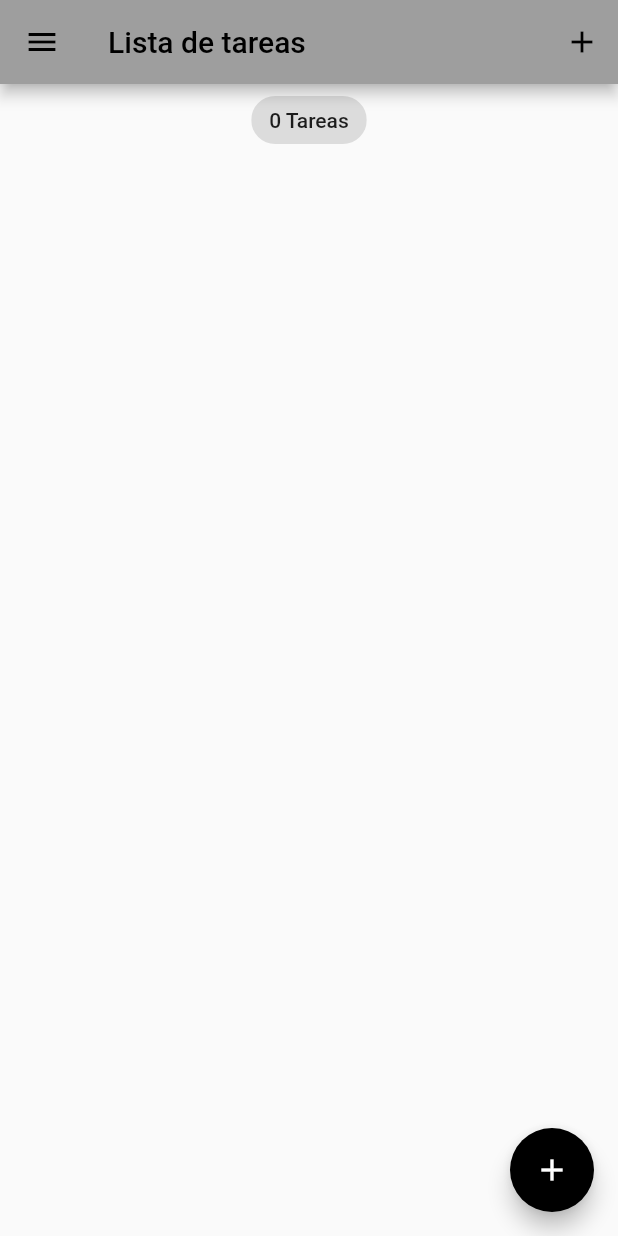
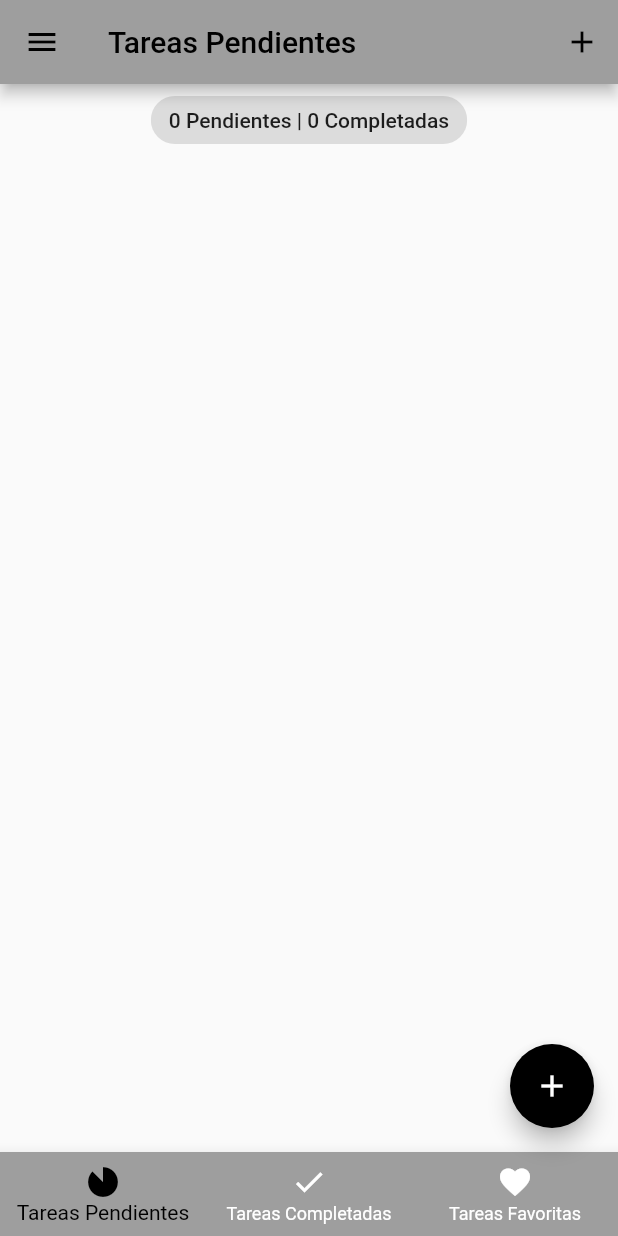
Before and after one commit to bitrawbfg/ToDoList_Patron_BLoC, a Flutter app: the screen it shows after launch, on a phone screen of 412 x 824 dp. Run offline on Flutter 3.47's test engine with Material 2 defaults, Android fonts, the phone set to English and light mode, and no system bars; our stand-ins replace equatable, flutter_bloc, hydrated_bloc.

Commit message:
[ADD] Añadido menú inferior

```diff
--- a/lib/blocs/bloc_tareas/tareas_state.dart
+++ b/lib/blocs/bloc_tareas/tareas_state.dart
@@ -1,31 +1,46 @@
 part of 'tareas_bloc.dart';
 
 class TareasState extends Equatable {
-  final List<Tarea> allTareas;
-  final List<Tarea> removedTareas;
+  // final List<Tarea> allTareas;
+  final List<Tarea> tareasPendientes;
+  final List<Tarea> tareasCompletadas;
+  final List<Tarea> tareasFavoritas;
+  final List<Tarea> tareasEliminadas;
 
   const TareasState({
-    this.allTareas = const <Tarea>[],
-    this.removedTareas = const <Tarea>[],
+    // this.allTareas = const <Tarea>[],
+    this.tareasPendientes = const <Tarea>[],
+    this.tareasCompletadas = const <Tarea>[],
+    this.tareasFavoritas = const <Tarea>[],
+    this.tareasEliminadas = const <Tarea>[],
   });
 
   @override
   List<Object> get props => [
-        allTareas,
-        removedTareas,
+        // allTareas,
+        tareasPendientes,
+        tareasCompletadas,
+        tareasFavoritas,
+        tareasEliminadas,
       ];
 
   Map<String, dynamic> toMap() {
     return {
-      'allTareas': allTareas.map((e) => e.toMap()).toList(),
-      'removedTareas': removedTareas.map((e) => e.toMap()).toList(),
+      // 'allTareas': allTareas.map((e) => e.toMap()).toList(),
+      'tareasPendientes': tareasPendientes.map((e) => e.toMap()).toList(),
+      'tareasCompletadas': tareasCompletadas.map((e) => e.toMap()).toList(),
+      'tareasFavoritas': tareasFavoritas.map((e) => e.toMap()).toList(),
+      'tareasEliminadas': tareasEliminadas.map((e) => e.toMap()).toList(),
     };
   }
 
   factory TareasState.fromMap(Map<String, dynamic> map) {
     return TareasState(
-      allTareas: List<Tarea>.from(map['allTareas']?.map((e) => Tarea.fromMap(e))),
-      removedTareas: List<Tarea>.from(map['removedTareas']?.map((e) => Tarea.fromMap(e))),
+      // allTareas: List<Tarea>.from(map['allTareas']?.map((e) => Tarea.fromMap(e))),
+      tareasPendientes: List<Tarea>.from(map['tareasPendientes']?.map((e) => Tarea.fromMap(e))),
+      tareasCompletadas: List<Tarea>.from(map['tareasCompletadas']?.map((e) => Tarea.fromMap(e))),
+      tareasFavoritas: List<Tarea>.from(map['tareasFavoritas']?.map((e) => Tarea.fromMap(e))),
+      tareasEliminadas: List<Tarea>.from(map['tareasEliminadas']?.map((e) => Tarea.fromMap(e))),
     );
   }
 }
--- a/lib/main.dart
+++ b/lib/main.dart
@@ -1,5 +1,6 @@
 import 'package:flutter/material.dart';
-import 'package:lista_tareas/screens/ventana_tareas.dart';
+import 'package:lista_tareas/screens/ventana_pestanyas.dart';
+import 'package:lista_tareas/screens/ventana_tareas_pendientes.dart';
 import 'package:lista_tareas/services/app_router.dart';
 import 'package:lista_tareas/services/app_theme.dart';
 import 'package:path_provider/path_provider.dart';
@@ -34,7 +35,7 @@ class MyApp extends StatelessWidget {
           return MaterialApp(
             title: 'Lista de tareas',
             theme: state.valorSwitch ? AppThemes.appThemeData[AppTheme.darkTheme] : AppThemes.appThemeData[AppTheme.lightTheme],
-            home: const VentanaTareas(),
+            home: VentanaPestanyas(),
             onGenerateRoute: appRouter.onGenerateRoute,
           );
         },
--- a/lib/screens/papelera.dart
+++ b/lib/screens/papelera.dart
@@ -28,10 +28,10 @@ class Papelera extends StatelessWidget {
             children: [
               Center(
                 child: Chip(
-                  label: Text('${state.removedTareas.length} Tareas'),
+                  label: Text('${state.tareasEliminadas.length} Tareas'),
                 ),
               ),
-              ListaTareas(listaTareas: state.removedTareas),
+              ListaTareas(listaTareas: state.tareasEliminadas),
             ],
           ),
         );
--- /dev/null
+++ b/lib/screens/ventana_pestanyas.dart
@@ -0,0 +1,90 @@
+import 'package:flutter/material.dart';
+import 'package:lista_tareas/screens/cajon_tareas.dart';
+import 'package:lista_tareas/screens/ventana_add_tarea.dart';
+import 'package:lista_tareas/screens/ventana_tareas_completadas.dart';
+import 'package:lista_tareas/screens/ventana_tareas_favoritas.dart';
+import 'package:lista_tareas/screens/ventana_tareas_pendientes.dart';
+
+class VentanaPestanyas extends StatefulWidget {
+  static const id = 'ventana_pestanyas';
+
+  VentanaPestanyas({super.key});
+
+  @override
+  State<VentanaPestanyas> createState() => _VentanaPestanyasState();
+}
+
+class _VentanaPestanyasState extends State<VentanaPestanyas> {
+  final List<Map<String, dynamic>> _detallesPagina = [
+    {
+      'nombrePagina': const VentanaTareasPendientes(),
+      'titulo': 'Tareas Pendientes',
+    },
+    {
+      'nombrePagina': const VentanaTareasCompletadas(),
+      'titulo': 'Tareas Completadas',
+    },
+    {
+      'nombrePagina': const VentanaTareasFavoritas(),
+      'titulo': 'Tareas Favoritas',
+    },
+  ];
+
+  var _paginaSeleccionadaIndex = 0;
+
+  void _addTarea(BuildContext context) {
+    showModalBottomSheet(
+      context: context,
+      isScrollControlled: true,
+      builder: (context) => const SingleChildScrollView(
+        child: VentanaAddTarea(),
+      ),
+    );
+  }
+
+  @override
+  Widget build(BuildContext context) {
+    return Scaffold(
+      appBar: AppBar(
+        title: Text(_detallesPagina[_paginaSeleccionadaIndex]['titulo']),
+        actions: [
+          IconButton(
+            onPressed: () => _addTarea(context),
+            icon: const Icon(Icons.add),
+          ),
+        ],
+      ),
+      drawer: const CajonTareas(),
+      body: _detallesPagina[_paginaSeleccionadaIndex]['nombrePagina'],
+      floatingActionButton: _paginaSeleccionadaIndex == 0
+          ? FloatingActionButton(
+              onPressed: () => _addTarea(context),
+              tooltip: 'Añadir tarea',
+              child: const Icon(Icons.add),
+            )
+          : null,
+      bottomNavigationBar: BottomNavigationBar(
+        currentIndex: _paginaSeleccionadaIndex,
+        onTap: ((index) {
+          setState(() {
+            _paginaSeleccionadaIndex = index;
+          });
+        }),
+        items: const [
+          BottomNavigationBarItem(
+            icon: Icon(Icons.incomplete_circle_sharp),
+            label: 'Tareas Pendientes',
+          ),
+          BottomNavigationBarItem(
+            icon: Icon(Icons.done),
+            label: 'Tareas Completadas',
+          ),
+          BottomNavigationBarItem(
+            icon: Icon(Icons.favorite),
+            label: 'Tareas Favoritas',
+          ),
+        ],
+      ),
+    );
+  }
+}
--- a/lib/screens/ventana_tareas.dart
+++ /dev/null
@@ -1,66 +0,0 @@
-import 'package:flutter/material.dart';
-import 'package:lista_tareas/blocs/bloc_exportaciones.dart';
-import 'package:lista_tareas/models/tarea.dart';
-import 'package:lista_tareas/screens/cajon_tareas.dart';
-import 'package:lista_tareas/screens/ventana_add_tarea.dart';
-import 'package:lista_tareas/widgets/lista_tareas.dart';
-
-class VentanaTareas extends StatefulWidget {
-  const VentanaTareas({Key? key}) : super(key: key);
-  static const id = 'ventana_tareas';
-
-  @override
-  State<VentanaTareas> createState() => _VentanaTareasState();
-}
-
-class _VentanaTareasState extends State<VentanaTareas> {
-  void _addTarea(BuildContext context) {
-    showModalBottomSheet(
-      context: context,
-      isScrollControlled: true,
-      builder: (context) => const SingleChildScrollView(
-        child: VentanaAddTarea(),
-      ),
-    );
-  }
-
-  @override
-  Widget build(BuildContext context) {
-    return BlocBuilder<TareasBloc, TareasState>(
-      builder: (context, state) {
-        List<Tarea> listaTareas = state.allTareas;
-
-        return Scaffold(
-          appBar: AppBar(
-            title: const Text('Lista de tareas'),
-            actions: [
-              IconButton(
-                onPressed: () => _addTarea(context),
-                icon: const Icon(Icons.add),
-              )
-            ],
-          ),
-          drawer: CajonTareas(),
-          body: Column(
-            crossAxisAlignment: CrossAxisAlignment.center,
-            children: [
-              Center(
-                child: Chip(
-                  label: Text(
-                    '${state.allTareas.length} Tareas',
-                  ),
-                ),
-              ),
-              ListaTareas(listaTareas: listaTareas),
-            ],
-          ),
-          floatingActionButton: FloatingActionButton(
-            onPressed: () => _addTarea(context),
-            tooltip: 'Añadir tarea',
-            child: const Icon(Icons.add),
-          ),
-        );
-      },
-    );
-  }
-}
--- /dev/null
+++ b/lib/screens/ventana_tareas_pendientes.dart
@@ -0,0 +1,32 @@
+import 'package:flutter/material.dart';
+import 'package:lista_tareas/blocs/bloc_exportaciones.dart';
+import 'package:lista_tareas/models/tarea.dart';
+import 'package:lista_tareas/widgets/lista_tareas.dart';
+
+class VentanaTareasPendientes extends StatelessWidget {
+  const VentanaTareasPendientes({Key? key}) : super(key: key);
+  static const id = 'ventana_tareas';
+
+  @override
+  Widget build(BuildContext context) {
+    return BlocBuilder<TareasBloc, TareasState>(
+      builder: (context, state) {
+        List<Tarea> listaTareas = state.tareasPendientes;
+
+        return Column(
+          crossAxisAlignment: CrossAxisAlignment.center,
+          children: [
+            Center(
+              child: Chip(
+                label: Text(
+                  '${listaTareas.length} Pendientes | ${state.tareasCompletadas.length} Completadas',
+                ),
+              ),
+            ),
+            ListaTareas(listaTareas: listaTareas),
+          ],
+        );
+      },
+    );
+  }
+}
```
Also changed, not shown: lib/blocs/bloc_tareas/tareas_bloc.dart (+31 -11 lines), lib/screens/cajon_tareas.dart (+10 -5 lines), lib/screens/ventana_tareas_completadas.dart (added, +32 -0 lines), lib/screens/ventana_tareas_favoritas.dart (added, +32 -0 lines), lib/services/app_router.dart (+4 -4 lines), 1 other file.
